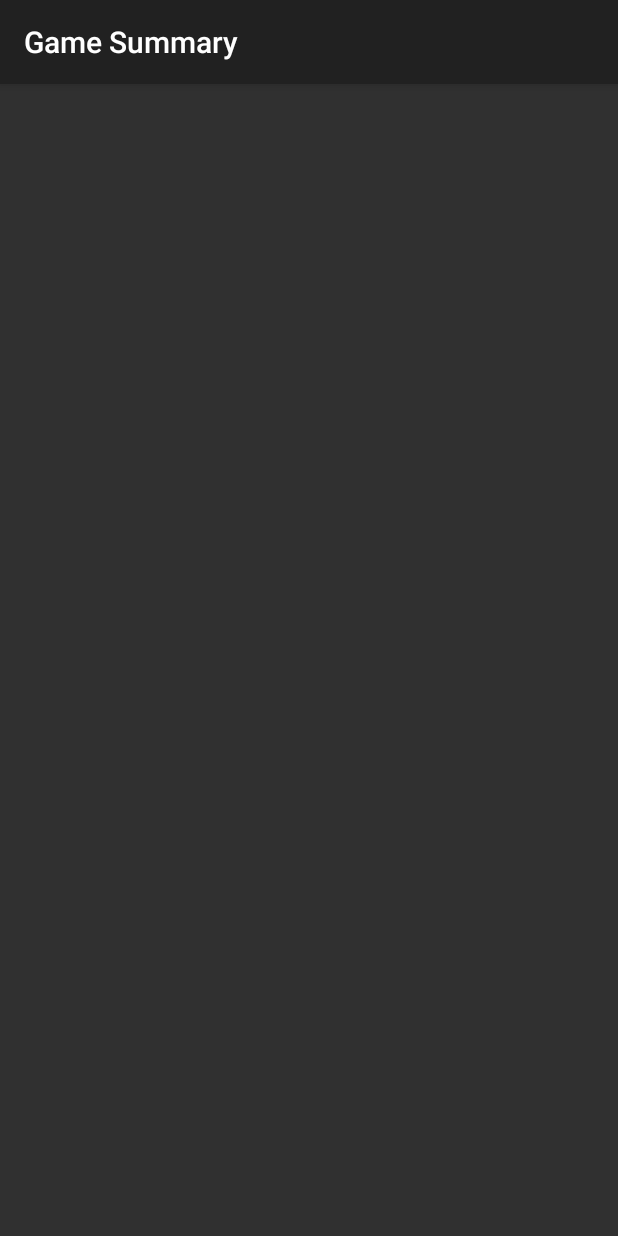
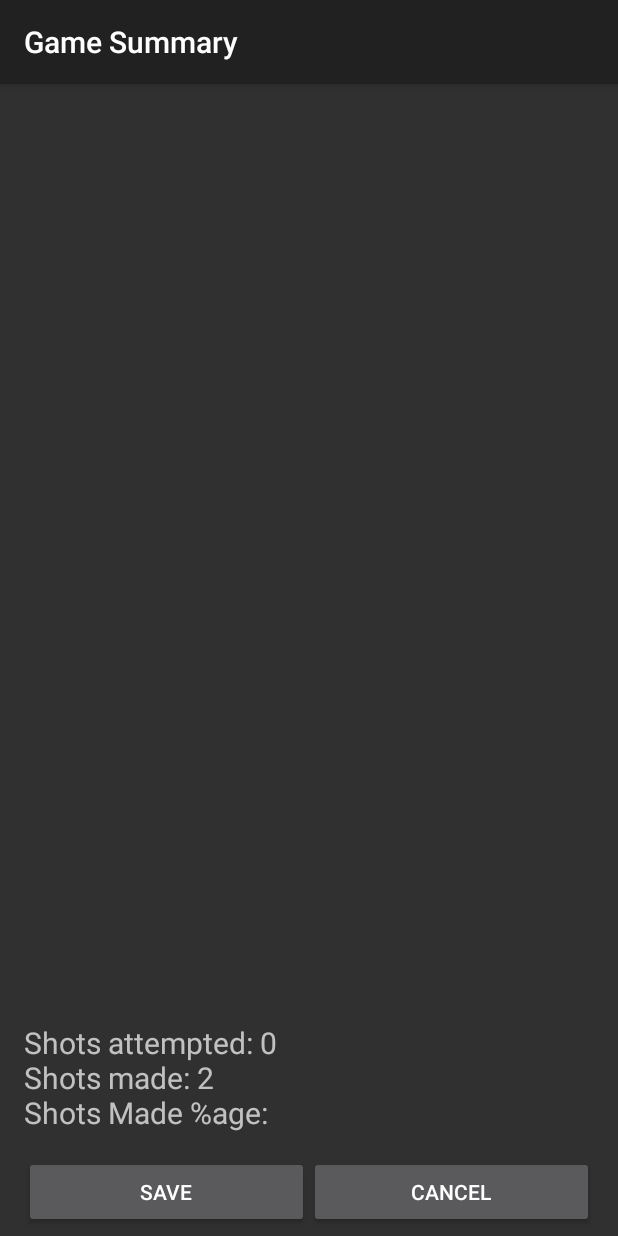
Before and after one commit to cheniel/sportstat-android, an Android app: the SportLoggingActivity screen opened directly, with no data from a screen before it, after a tap on "DONE", on a phone screen of 412 x 824 dp. Run offline under Robolectric (Android 15) with nearby library versions, the phone set to English and light mode, and no system bars; libraries missing offline, so code that uses them is left out: com.getpebble.android, org.achartengine, org.achartengine.chart, org.achartengine.model, org.achartengine.renderer; 58 statements that could not run were skipped; 3 other taps on this screen came first.

Commit message:
Finished basic layout of GameSummary. Implemented Serializable in BasketBallGame, implemented passing mGame from SportLoggingActivity to GameSummaryActivity

```diff
--- a/app/src/main/java/com/herokuapp/sportstat/sportstat/BasketballGame.java
+++ b/app/src/main/java/com/herokuapp/sportstat/sportstat/BasketballGame.java
@@ -1,17 +1,25 @@
 package com.herokuapp.sportstat.sportstat;
+
+import java.io.Serializable;
+import java.util.Calendar;
+import java.util.Date;
 
 /**
  * Created by DavidHarmon on 2/16/15.
  */
-public class BasketballGame {
+public class BasketballGame implements Serializable{
     private int mAssists;
     private int mTwoPoints;
     private int mThreePoints;
+    private Date mGameTime;
+
+    private static final long serialVersionUID = 1L;
 
     public BasketballGame(){
         mAssists = 0;
         mTwoPoints = 0;
         mThreePoints = 0;
+        mGameTime = Calendar.getInstance().getTime();
     }
 
 
--- a/app/src/main/java/com/herokuapp/sportstat/sportstat/GameSummaryActivity.java
+++ b/app/src/main/java/com/herokuapp/sportstat/sportstat/GameSummaryActivity.java
@@ -51,6 +51,8 @@ public class GameSummaryActivity extends Activity {
     private int mShotsAttempted;
     private String mTime;
 
+    BasketballGame mGame;
+
 
     private View mChart;
     private String[] mLabels = new String[] {
@@ -64,25 +66,29 @@ public class GameSummaryActivity extends Activity {
 
         Intent i = getIntent();
 
-        mAssists = i.getIntExtra(SportLoggingActivity.ASSISTS, 0);
-        mTwoPoints = i.getIntExtra(SportLoggingActivity.TWO_POINTS, 0);
-        mThreePoints = i.getIntExtra(SportLoggingActivity.THREE_POINTS, 0);
-        mShotsAttempted = i.getIntExtra(SportLoggingActivity.SHOTS_ATTEMPTED, 0);
+        mGame = (BasketballGame)i.getSerializableExtra(SportLoggingActivity.BASKETBALL_GAME);
+
+
+        mAssists = mGame.getAssists();
+        mTwoPoints = mGame.getTwoPoints();
+        mThreePoints = mGame.getThreePoints();
+        //mShotsAttempted = i.getIntExtra(SportLoggingActivity.SHOTS_ATTEMPTED, 0);
 
         int shotsMade = mTwoPoints+mThreePoints;
         String shotsMadePctStr = "";
-         if(mShotsAttempted!=0){
-             shotsMadePctStr = ""+(shotsMade/mShotsAttempted)*100;
-         }
+//         if(mShotsAttempted!=0){
+//             shotsMadePctStr = ""+(shotsMade/mShotsAttempted)*100;
+//         }
 
 
         mTime = i.getStringExtra(SportLoggingActivity.GAME_TIME);
         //TODO: insert other stats
 
         TextView statsText = (TextView) findViewById(R.id.stats_text_view);
-        String linesep = System.getProperty("line separator");
-        statsText.setText("Shots attempted: "+mShotsAttempted+linesep+"Shots made: "+shotsMade
-        +linesep+"Shots Made %age: "+shotsMadePctStr);
+        String lineSep = System.getProperty("line.separator"); //The lineSep declaration was found on stackoverflow
+        statsText.setText("Shots attempted: "+mShotsAttempted+lineSep+"Shots made: "+shotsMade
+        +lineSep+"Shots Made %age: "+shotsMadePctStr);
+
 
 
         //Display bargraph
@@ -151,6 +157,8 @@ public class GameSummaryActivity extends Activity {
         multiRenderer.setShowLegend(false);
         //TODO: Get rid of tiny numbers above columns
 
+        multiRenderer.setShowTickMarks(false);
+
         //multiRenderer.setLegendTextSize(0f);
         //setting text size of the graph lable
         multiRenderer.setLabelsTextSize(35);
@@ -179,23 +187,27 @@ public class GameSummaryActivity extends Activity {
         //setting to in scroll to false
         multiRenderer.setInScroll(false);
         //setting to set legend height of the graph
-        multiRenderer.setLegendHeight(30);
+        //multiRenderer.setLegendHeight(30);
         //setting x axis label align
         multiRenderer.setXLabelsAlign(Align.CENTER);
         //setting y axis label to align
         multiRenderer.setYLabelsAlign(Align.LEFT);
         //setting text style
         multiRenderer.setTextTypeface("sans_serif", Typeface.NORMAL);
-        //setting no of values to display in y axis
-        multiRenderer.setYLabels(10);
+
         // Setting the Y axis height to scale to displayed data:
         int maxBar = Math.max(Math.max(mAssists, mTwoPoints), mThreePoints);
         int axisHeightGuide = (int)(1.10*maxBar);
         if(axisHeightGuide == 0){axisHeightGuide = 1+maxBar;}
 
         multiRenderer.setYAxisMax(axisHeightGuide);
+
+
+
+        //setting no of values to display in y axis
+        multiRenderer.setYLabels(maxBar);
         //setting used to move the graph on xaxiz to .5 to the right
-        multiRenderer.setXAxisMin(-0.5);
+        multiRenderer.setXAxisMin(-1);
 //setting max values to be display in x axis
         multiRenderer.setXAxisMax(3);
         //setting bar size or space between two bars
@@ -232,4 +244,19 @@ public class GameSummaryActivity extends Activity {
 
 
 
+    public void onSaveClicked(View v){
+
+
+
+
+    }
+
+    public void onCancelClicked(View v){
+
+
+
+
+    }
+
+
 }
--- a/app/src/main/java/com/herokuapp/sportstat/sportstat/SportLoggingActivity.java
+++ b/app/src/main/java/com/herokuapp/sportstat/sportstat/SportLoggingActivity.java
@@ -27,6 +27,7 @@ public class SportLoggingActivity extends Activity {
     public static final String THREE_POINTS = "three_points";
     public static final String GAME_TIME = "time_of_game";
     public static final String SHOTS_ATTEMPTED ="shots_attempted";
+    public static final String BASKETBALL_GAME = "basketball_game";
     private BasketballGame mGame;
     private String mTime;
     private TextView mAssistsView;
@@ -276,20 +277,21 @@ public class SportLoggingActivity extends Activity {
     }
 
     //When the user clicks done, launch the GameSummaryActivity,
-    //and pass all statistics to it (as well as game
+    //and pass the mGame (w all saved stats) to that
     public void onDoneButtonPressed(View view) {
         sendGameEndToPebble();
 
         Intent intent = new Intent(this, GameSummaryActivity.class);
-        intent.putExtra(ASSISTS, mGame.getAssists());
-        intent.putExtra(TWO_POINTS, mGame.getTwoPoints());
-        intent.putExtra(THREE_POINTS, mGame.getThreePoints());
+
+        intent.putExtra(BASKETBALL_GAME, mGame);
+//
+//        intent.putExtra(ASSISTS, mGame.getAssists());
+//        intent.putExtra(TWO_POINTS, mGame.getTwoPoints());
+//        intent.putExtra(THREE_POINTS, mGame.getThreePoints());
+
 
         //TODO: infer how many shots attempted
-        intent.putExtra(SHOTS_ATTEMPTED, 0);
 
-
-        intent.putExtra(GAME_TIME, mTime);
         //Put the automatically recorded stats here too
 
         startActivity(intent);
--- a/app/src/main/res/layout/activity_game_summary.xml
+++ b/app/src/main/res/layout/activity_game_summary.xml
@@ -3,18 +3,21 @@
     android:layout_height="match_parent" android:paddingLeft="@dimen/activity_horizontal_margin"
     android:paddingRight="@dimen/activity_horizontal_margin"
     android:paddingTop="@dimen/activity_vertical_margin"
-    android:paddingBottom="@dimen/activity_vertical_margin"
+    android:paddingBottom="5dp"
     tools:context="com.herokuapp.sportstat.sportstat.GameSummaryActivity">
 
 
     <LinearLayout
         android:id="@+id/chart"
+        android:layout_above="@+id/stats_text_view"
         android:layout_width="match_parent"
         android:layout_height="wrap_content"
-        android:layout_alignParentBottom="true"
+        android:layout_alignParentTop="true"
         android:layout_alignParentStart="true"
-        android:layout_marginBottom="100dp"
+
         tools:ignore="Orientation" >
+    </LinearLayout>
+
 
 
 
@@ -22,12 +25,41 @@
         android:layout_width="wrap_content"
         android:layout_height="wrap_content"
         android:layout_marginStart="0dp"
-        android:layout_below="@+id/chart"
+        android:layout_above="@+id/linLayout"
+        android:textSize="20sp"
         android:id = "@+id/stats_text_view"
         android:text ="@string/stats_text"
         />
 
+    <LinearLayout
+        android:layout_width="match_parent"
+        android:id ="@+id/linLayout"
+        android:layout_alignParentBottom="true"
+        android:layout_marginTop="15dp"
+        android:layout_height="wrap_content"
 
+         >
+
+        <Button
+            android:id="@+id/btnSave"
+            android:layout_width="wrap_content"
+            android:layout_height="wrap_content"
+            android:layout_marginStart="0dp"
+            android:layout_weight="1"
+            android:onClick="onSaveClicked"
+            android:text="@string/ui_button_save_title" >
+        </Button>
+
+        <Button
+            android:id="@+id/btnCancel"
+            android:layout_width="wrap_content"
+            android:layout_height="wrap_content"
+            android:layout_marginEnd="0dp"
+            android:layout_weight="1"
+            android:onClick="onCancelClicked"
+            android:text="@string/ui_button_cancel_title" >
+
+        </Button>
     </LinearLayout>
 
 
--- a/app/src/main/res/values/strings.xml
+++ b/app/src/main/res/values/strings.xml
@@ -26,5 +26,7 @@
     <string name="title_activity_game_summary">Game Summary</string>
     <string name="shots_attempted_text">Shots attempted:</string>
     <string name="stats_text">\"\"</string>
+    <string name="ui_button_save_title">SAVE</string>
+    <string name="ui_button_cancel_title">CANCEL</string>
 
 </resources>
```
